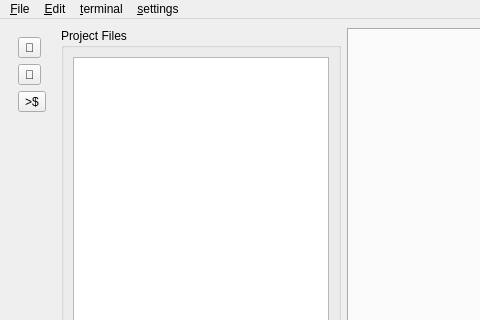
yishun1st-a11y/scriptura, file mainwindow.ui: the form before one commit; both pictures show x 0 to 480 and y 0 to 320 of the 900 by 800 pixel window.
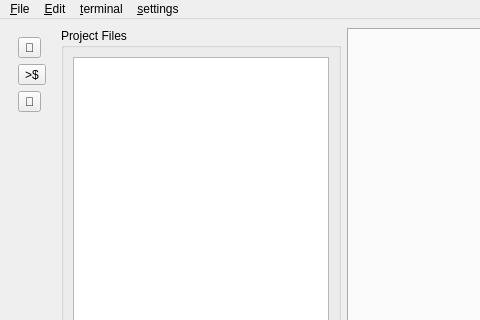
The form after the commit.

Commit message: todo manager

Patch:
```diff
--- a/mainwindow.ui
+++ b/mainwindow.ui
@@ -18,16 +18,6 @@
      <item>
     <widget class="QWidget" name="iconSideBar">
      <layout class="QVBoxLayout" name="iconSidebarLayout">
-      <item>
-       <widget class="QToolButton" name="placeholderButton">
-        <property name="text">
-         <string>🔖</string>
-        </property>
-        <property name="toolTip">
-         <string>Placeholder</string>
-        </property>
-       </widget>
-      </item>
       <item>
        <widget class="QToolButton" name="fileTreeToggleButton">
           <property name="text">
@@ -45,6 +35,16 @@
           </property>
          </widget>
         </item>
+      <item>
+       <widget class="QToolButton" name="placeholderButton">
+        <property name="text">
+         <string>🔖</string>
+        </property>
+        <property name="toolTip">
+         <string>Todo Manager</string>
+        </property>
+       </widget>
+      </item>
         <item>
          <spacer name="iconSidebarSpacer">
           <property name="orientation">
```
Lines whose indentation alone changed are shown as unchanged. The commit also changes 1 other file.
